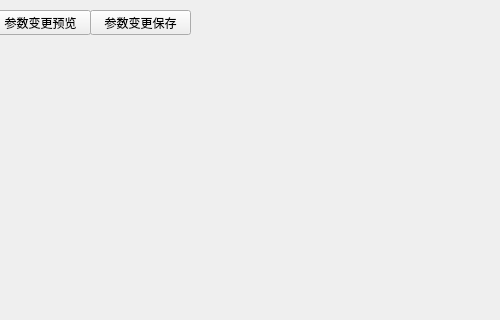
ldhshao/mylearnings, file qtlearnings/paramconfig/mainwindow.ui: the form before one commit; both pictures show x 300 to 800 and y 0 to 320 of the 800 by 600 pixel window.
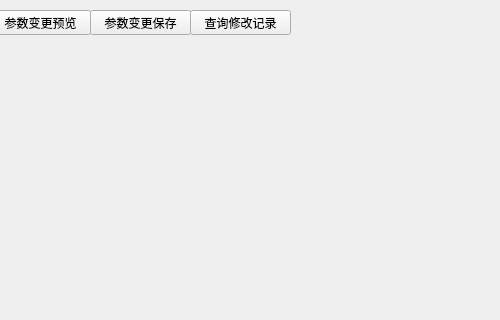
The form after the commit.

```diff
--- a/qtlearnings/paramconfig/mainwindow.ui
+++ b/qtlearnings/paramconfig/mainwindow.ui
@@ -82,6 +82,19 @@
      <string>Parameter Configuration Copyright@2020-2025 All rights reserved V0.0.0</string>
     </property>
    </widget>
+   <widget class="QPushButton" name="pushButton_queryrecord">
+    <property name="geometry">
+     <rect>
+      <x>490</x>
+      <y>10</y>
+      <width>101</width>
+      <height>25</height>
+     </rect>
+    </property>
+    <property name="text">
+     <string>查询修改记录</string>
+    </property>
+   </widget>
   </widget>
   <widget class="QMenuBar" name="menubar">
    <property name="geometry">
```
